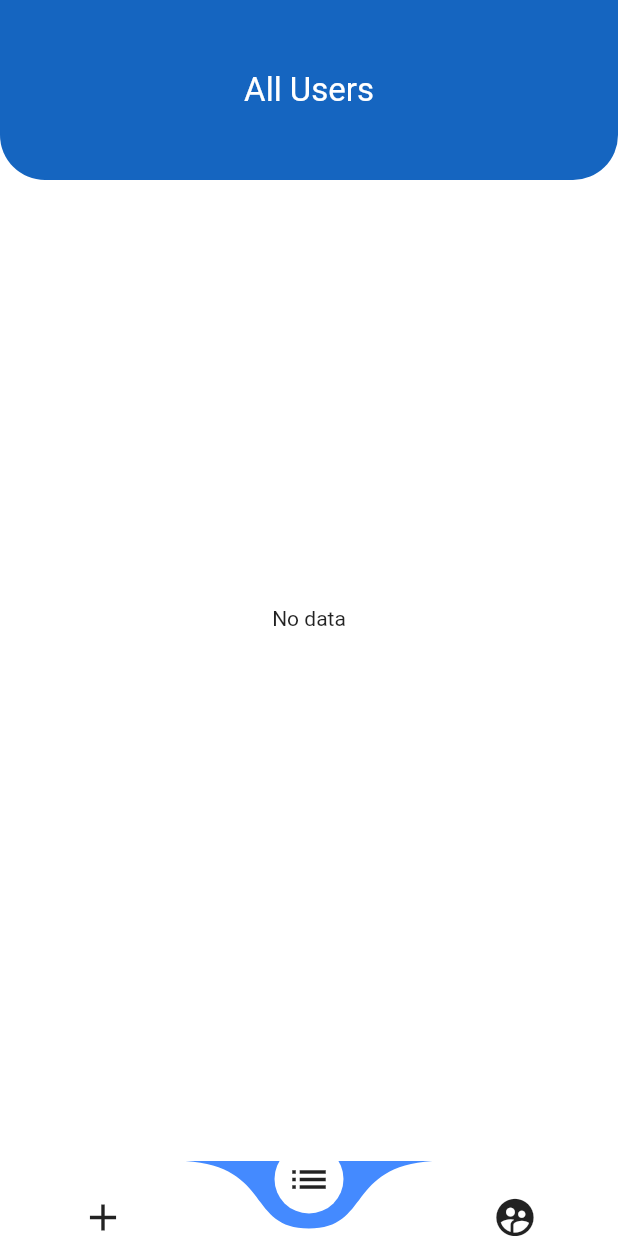
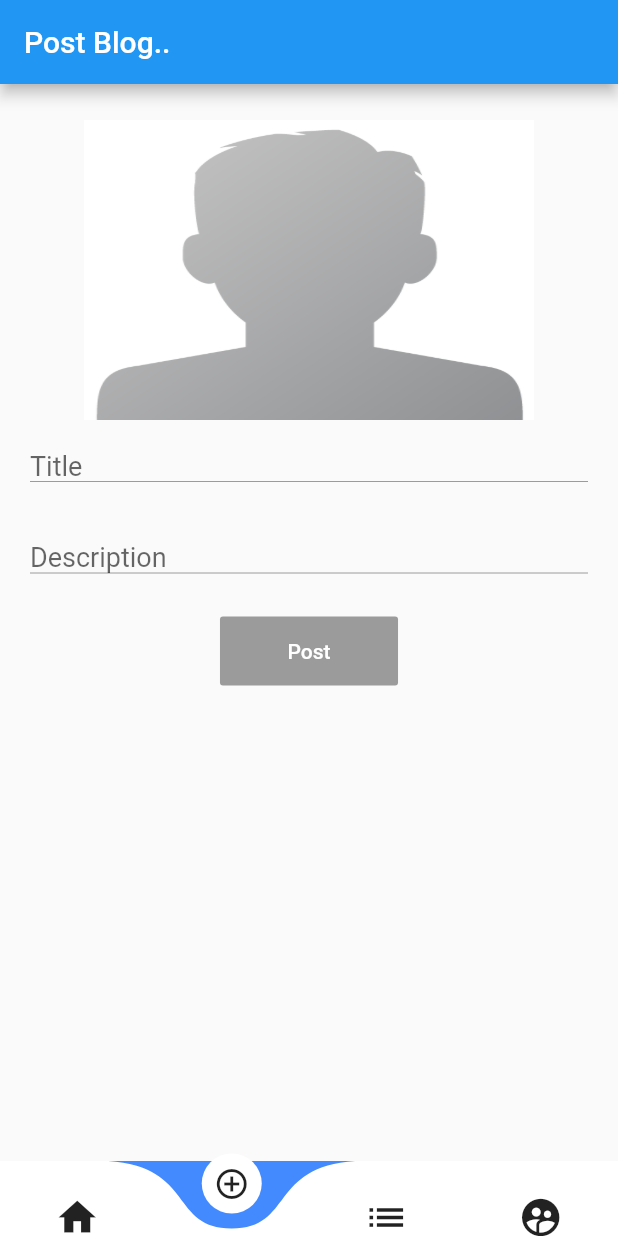
Before and after one commit to ali-shahKust/blog_app_flutter, a Flutter app: the HomePageLoader screen opened directly, item 2 of the bottom bar chosen, on a phone screen of 412 x 824 dp. Run offline on Flutter 3.47's test engine with Material 2 defaults, Android fonts, the phone set to English and light mode, and no system bars; drawn by our look-alikes of curved_navigation_bar; our stand-ins replace cloud_firestore, firebase_auth, firebase_storage, fluttertoast, image_picker, progress_dialog; accounts and stored records are empty.

Commit message:
Blog Posting Successfully Completed

```diff
--- a/lib/Profile_setting.dart
+++ b/lib/Profile_setting.dart
@@ -81,7 +81,7 @@ class _Profile_settingState extends State<Profile_setting> {
                           child: CircleAvatar(
                             radius: 50,
                             //  backgroundColor: Colors.white,
-                            backgroundImage: mDp == null
+                            backgroundImage: mDp == ''
                                 ? AssetImage('/images/profile.png')
                                 : NetworkImage(mDp),
 
--- a/lib/all_users.dart
+++ b/lib/all_users.dart
@@ -119,8 +119,8 @@ class _All_UsersState extends State<All_Users> {
               borderRadius: BorderRadius.circular(50),
               border: Border.all(width: 3, color: primary),
               image: DecorationImage(
-                  image: Users[index]['user_profile'] == null
-                      ? AssetImage('/images/profile.png')
+                  image: Users[index]['user_profile'] == ''
+                      ? AssetImage('images/profile.png')
                       :  NetworkImage(Users[index]['user_profile']),
                   fit: BoxFit.fill),
             ),
--- a/lib/homepage/homepage.dart
+++ b/lib/homepage/homepage.dart
@@ -1,6 +1,9 @@
 import 'package:blog_app_flutter/Profile_setting.dart';
 import 'package:blog_app_flutter/all_users.dart';
+import 'package:blog_app_flutter/homepage/post_a_blog.dart';
 import 'package:blog_app_flutter/loginsignup/signup.dart';
+import 'package:cloud_firestore/cloud_firestore.dart';
+import 'package:firebase_auth/firebase_auth.dart';
 import 'package:flutter/cupertino.dart';
 import 'package:flutter/material.dart';
 import 'package:curved_navigation_bar/curved_navigation_bar.dart';
@@ -12,9 +15,19 @@ class HomePageLoader extends StatefulWidget {
 }
 
 class _HomePageLoaderState extends State<HomePageLoader> {
+  DocumentSnapshot mRef;
+  List<Object> _tabs;
+
   int _page = 0;
   GlobalKey _bottomNavigationKey = GlobalKey();
-  List<Object> _tabs = [News_feed(),All_Users(),Profile_setting()];
+
+  @override
+  void initState() {
+    // TODO: implement initState
+    _tabs  = [News_feed(),PostBlogPage(),All_Users(),Profile_setting()];
+
+    super.initState();
+  }
   @override
   Widget build(BuildContext context) {
 
@@ -24,7 +37,8 @@ class _HomePageLoaderState extends State<HomePageLoader> {
         height: 50,
         backgroundColor: Colors.blueAccent,
         items: <Widget>[
-          Icon(Icons.add, size: 30),
+          Icon(Icons.home, size: 30),
+          Icon(Icons.add_circle_outline),
           Icon(Icons.list, size: 30),
           Icon(Icons.supervised_user_circle, size: 30),
         ],
@@ -37,4 +51,7 @@ class _HomePageLoaderState extends State<HomePageLoader> {
         body: _tabs[_page]
       );
   }
+
+
+
 }
--- /dev/null
+++ b/lib/homepage/post_a_blog.dart
@@ -0,0 +1,286 @@
+import 'dart:async';
+import 'dart:io';
+
+import 'package:blog_app_flutter/homepage/homepage.dart';
+import 'package:cloud_firestore/cloud_firestore.dart';
+//import 'package:firebase_analytics/firebase_analytics.dart';
+import 'package:flutter/material.dart';
+import 'package:fluttertoast/fluttertoast.dart';
+
+import 'package:image_picker/image_picker.dart';
+import 'package:firebase_auth/firebase_auth.dart';
+
+import 'package:firebase_storage/firebase_storage.dart';
+import 'package:progress_dialog/progress_dialog.dart';
+
+
+
+final auth = FirebaseAuth.instance;
+final reference = Firestore.instance.collection('Blogs');
+final databaseReference = Firestore.instance;
+String url;
+ProgressDialog pr;
+
+String myName = '';
+String abtMe = '';
+String myDp = '';
+String mDp = '';
+String mName = '';
+String mUid = '';
+String mStatus = '';
+
+DocumentSnapshot mRef;
+//final analytics = new FirebaseAnalytics();
+class PostBlogPage extends StatelessWidget {
+
+
+  @override
+  Widget build(BuildContext context) {
+    return new MaterialApp(
+      routes: <String, WidgetBuilder>{
+        "/home": (BuildContext context) => new HomePageLoader(),
+      },
+      home: new Scaffold(
+          appBar: new AppBar(
+            title: new Text('Post Blog..'),
+          ),
+          body: new _PostPage()),
+    );
+  }
+}
+
+class _PostPage extends StatefulWidget {
+
+  @override
+  _PostPageState createState() => new _PostPageState();
+}
+
+class _PostPageState extends State<_PostPage> {
+  File _image;
+  final TextEditingController _title = new TextEditingController();
+  final TextEditingController _desc = new TextEditingController();
+  bool _isTitle = false;
+  bool _isDesc = false;
+  bool _isImage = false;
+  bool _isLoading = false;
+
+  Future getImage() async {
+    var image = await ImagePicker.pickImage(source: ImageSource.gallery);
+
+    setState(() {
+      _image = image;
+    });
+  }
+
+  @override
+  Widget build(BuildContext context) {
+    pr = new ProgressDialog(context);
+
+    return new Container(
+      child: new SingleChildScrollView(
+        scrollDirection: Axis.vertical,
+        reverse: true,
+        child: new Container(
+          child: new Column(
+            children: <Widget>[
+              new Padding(padding: const EdgeInsets.only(top: 24.0)),
+              new InkWell(
+                child: _image == null
+                    ? new Image.asset(
+                        'images/profile.png',
+                        height: 200.0,
+                        width: 300.0,
+                        fit: BoxFit.fill,
+                      )
+                    : new Image.file(
+                        _image,
+                        height: 200.0,
+                        width: 300.0,
+                      ),
+                onTap: () {
+                  getImage();
+                  _isImage = true;
+                },
+              ),
+              new Padding(
+                padding: const EdgeInsets.all(20.0),
+                child: new TextField(
+                  controller: _title,
+                  style: new TextStyle(
+                    color: Colors.black,
+                    fontSize: 18.0,
+                  ),
+                  onChanged: (String text) {
+                    setState(() {
+                      _isTitle = text.length > 0;
+                    });
+                  },
+                  decoration: new InputDecoration.collapsed(
+                    hintText: "Title",
+                    border: new UnderlineInputBorder(
+                      borderSide: const BorderSide(
+                          color: Colors.blueAccent,
+                          style: BorderStyle.solid,
+                          width: 5.0),
+                    ),
+                  ),
+                ),
+              ),
+              new Padding(
+                padding: const EdgeInsets.all(20.0),
+                child: new TextField(
+                  controller: _desc,
+                  style: new TextStyle(color: Colors.black, fontSize: 18.0),
+                  onChanged: (String text) {
+                    setState(() {
+                      _isDesc = text.length > 0;
+                    });
+                  },
+                  decoration: new InputDecoration.collapsed(
+                    hintText: "Description",
+                    border: new UnderlineInputBorder(
+                      borderSide: const BorderSide(
+                          color: Colors.blueAccent,
+                          style: BorderStyle.solid,
+                          width: 5.0),
+                    ),
+                  ),
+                ),
+              ),
+              new Padding(
+                padding: const EdgeInsets.all(8.0),
+                child: new RaisedButton(
+                  padding: const EdgeInsets.only(
+                      left: 45.0, right: 45.0, top: 15.0, bottom: 15.0),
+                  color: Colors.blueAccent,
+                  elevation: 2.0,
+                  child: new Text(
+                    "Post",
+                    style: new TextStyle(color: Colors.white),
+                  ),
+                  onPressed: _isTitle && _isDesc && _isImage && !_isLoading
+                      ? () => _handleSubmitted(_title.text, _desc.text, _image)
+                      : null,
+                ),
+              )
+            ],
+          ),
+        ),
+      ),
+    );
+  }
+
+  Future<Uri> _handleSubmitted(String title, String desc, File img) async {
+    setState(() {
+      _isLoading = true;
+    });
+     mUid = (await FirebaseAuth.instance.currentUser()).uid;
+
+    mRef = await Firestore.instance
+        .collection("Users")
+        .document((await FirebaseAuth.instance.currentUser()).uid)
+        .get();
+
+    pr.style(
+        message: 'Uploading Blog...',
+        borderRadius: 10.0,
+        backgroundColor: Colors.white,
+        progressWidget: CircularProgressIndicator(),
+        elevation: 10.0,
+        insetAnimCurve: Curves.easeInOut,
+        progress: 0.0,
+        maxProgress: 100.0,
+        progressTextStyle: TextStyle(
+            color: Colors.black, fontSize: 13.0, fontWeight: FontWeight.w400),
+        messageTextStyle: TextStyle(
+            color: Colors.black, fontSize: 19.0, fontWeight: FontWeight.w600)
+    );
+    await pr.show();
+    StorageReference ref = FirebaseStorage.instance.ref().child("Blog_Images/" +
+        new DateTime.now().millisecondsSinceEpoch.toString()); //new
+    StorageUploadTask uploadTask = ref.putFile(img);
+//    Uri downloadUrl = (await  uploadTask.onComplete.then((result) async {
+//
+//      Fluttertoast.showToast(
+//          msg: 'Picture Uploaded Successfully',
+//          toastLength: Toast.LENGTH_SHORT,
+//          gravity: ToastGravity.CENTER,
+//          timeInSecForIos: 1,
+//          backgroundColor: Colors.grey.shade300,
+//          textColor: Colors.black,
+//          fontSize: 16.0
+//      );
+//      setState(() {
+//
+//      });
+//    }));
+    uploadTask.onComplete.then((result) async {
+      pr.update(
+        progress: 50.0,
+        message: "Please wait...",
+        progressWidget: Container(
+            padding: EdgeInsets.all(8.0), child: CircularProgressIndicator()),
+        maxProgress: 100.0,
+        progressTextStyle: TextStyle(
+            color: Colors.black, fontSize: 13.0, fontWeight: FontWeight.w400),
+        messageTextStyle: TextStyle(
+            color: Colors.black, fontSize: 19.0, fontWeight: FontWeight.w600),
+      );
+
+      pr.hide().then((isHidden) {
+        print(isHidden);
+      });
+      url = await result.ref.getDownloadURL();
+
+      Fluttertoast.showToast(
+          msg: 'Picture Uploaded Successfully',
+          toastLength: Toast.LENGTH_SHORT,
+          gravity: ToastGravity.CENTER,
+          timeInSecForIos: 1,
+          backgroundColor: Colors.grey.shade300,
+          textColor: Colors.black,
+          fontSize: 16.0
+      );
+      _addBlog(title, desc, url.toString(), mUid);
+      setState(() {
+
+      });
+    });
+  }
+
+  void _addBlog(String title, String description, String imageUrl, String mUid) {
+//    print(googleSignIn.currentUser.displayName);
+//    print(googleSignIn.currentUser.id);
+//    print(title);
+//    print(imageUrl);
+//    print(description);
+
+    reference.add({
+      'IMAGE': imageUrl,
+      'Title': title,
+      'DESCRIPTION': description,
+      'uid': mUid,
+      'user_name': mRef['user_name'],
+    });
+//    Navigator.of(context).pushAndRemoveUntil(new MaterialPageRoute(builder: (Builder)))
+//    Navigator.of(context).pushAndRemoveUntil(
+//        new MaterialPageRoute(
+//            builder: (BuildContext context) => new HomePage()),
+//        (Route route) => route == null);
+//    print("success");
+//    analytics.logEvent(name: 'post_blog');
+//    setState(() {
+//      _isLoading = false;
+//      _title.clear();
+//      _desc.clear();
+//      _isTitle = false;
+//      _isDesc = false;
+//      _isImage = false;
+//      _image = null;
+//    });
+    Scaffold.of(context).showSnackBar(new SnackBar(
+      content: new Text("Posted Successfully!"),
+    ));
+
+  }
+}
--- a/pubspec.yaml
+++ b/pubspec.yaml
@@ -21,7 +21,7 @@ dependencies:
   google_nav_bar: ^2.0.1
   image_picker: ^0.6.0+17
   firebase_storage: ^3.1.1
-
+  firebase_analytics: ^5.0.11
 dev_dependencies:
   flutter_test:
     sdk: flutter
```
Also changed, not shown: pubspec.lock.
